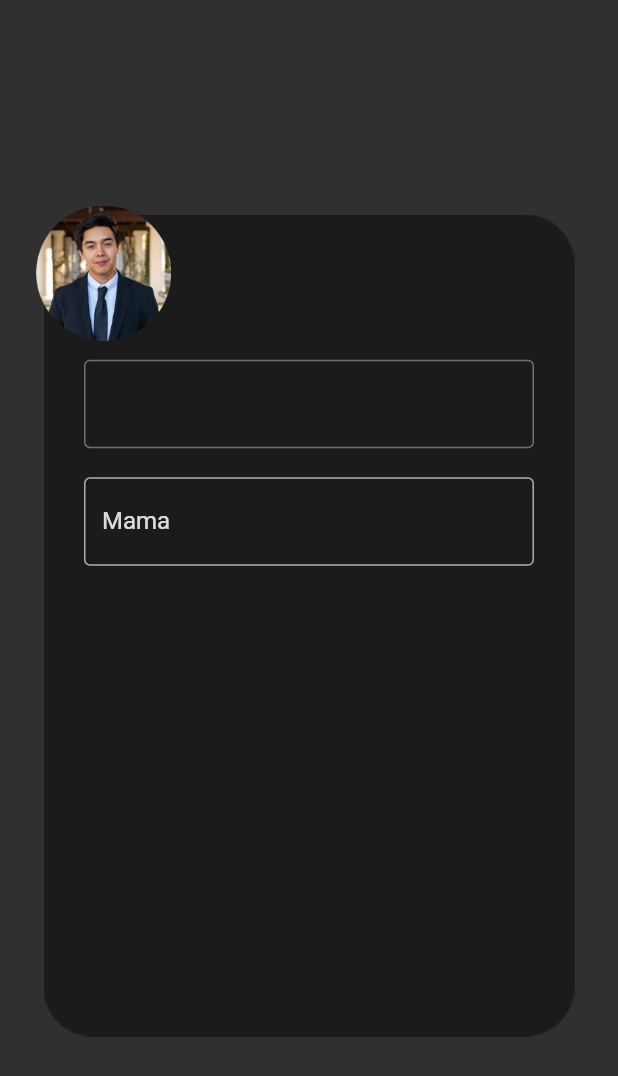
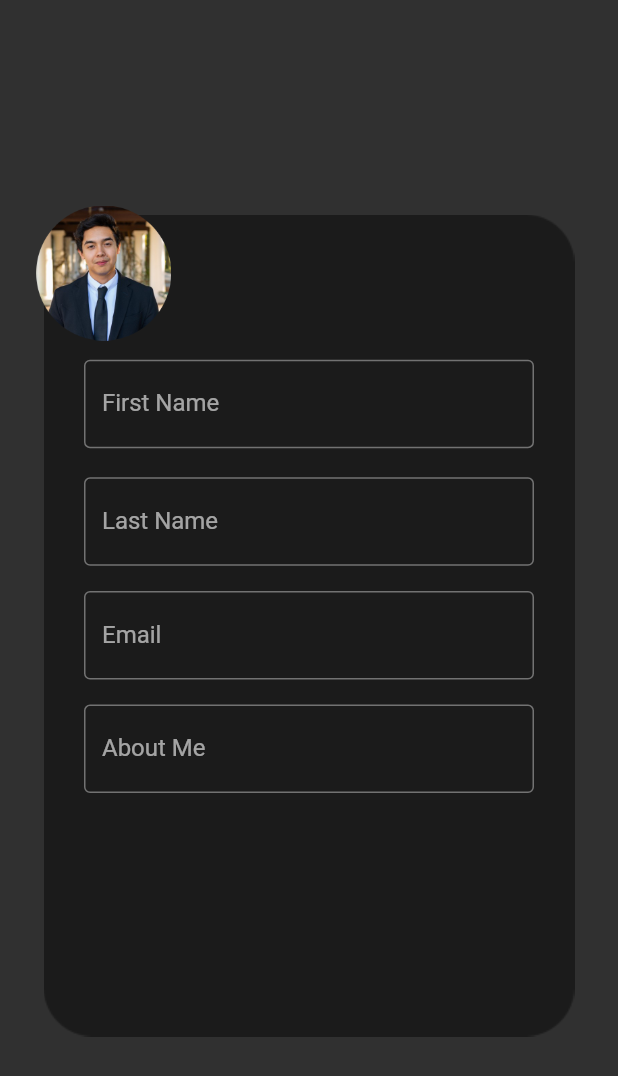
Before and after one commit to pstoebenau/large_project, a Flutter app: the EditAccount screen opened directly, on a phone screen of 412 x 824 dp. Shown: the top 1076 px of the screen. Run offline on Flutter 3.47's test engine with Material 2 defaults, Android fonts, the light colour scheme and no system bars.

Commit message:
Inserted all the fields into the actual edit account page, however I'm stuck on fixing the height of the text box

```diff
--- a/app/lib/edit-account.dart
+++ b/app/lib/edit-account.dart
@@ -1,7 +1,13 @@
 import 'package:flutter/material.dart';
 
-class EditAccount extends StatelessWidget {
-  const EditAccount();
+class EditAccount extends StatefulWidget {
+  @override
+  _EditAccountState createState() => _EditAccountState();
+}
+
+class _EditAccountState extends State<EditAccount> {
+  String fullName = 'Joe Mama'; // Grab from API
+
   @override
   Widget build(BuildContext context) {
     return Scaffold(
@@ -42,11 +48,14 @@ class EditAccount extends StatelessWidget {
                     child: Container(
                       width: 300,
                       child: TextField(
-                        decoration: InputDecoration(
+                        decoration: const InputDecoration(
                           border: OutlineInputBorder(),
-                          // Maybe put old first Name?
-
+                          labelText: 'First Name',
                         ),
+                        autocorrect: false,
+                        onChanged: (String value) {
+                          fullName = value;
+                        },
                       ),
                     ),
                   ),
@@ -57,19 +66,31 @@ class EditAccount extends StatelessWidget {
                       child: TextField(
                         decoration: InputDecoration(
                           border: OutlineInputBorder(),
-                          labelText: 'Mama',
+                          labelText: 'Last Name',
                         ),
                       ),
                     ),
                   ),
                   Align(
-                    alignment: Alignment(0, -.33),
+                    alignment: Alignment(0, -.05),
                     child: Container(
                       width: 300,
                       child: TextField(
                         decoration: InputDecoration(
                           border: OutlineInputBorder(),
-                          labelText: 'Mama',
+                          labelText: 'Email',
+                        ),
+                      ),
+                    ),
+                  ),
+                  Align(
+                    alignment: Alignment(0, .23),
+                    child: Container(
+                      width: 300,
+                      child: TextField(
+                        decoration: InputDecoration(
+                          border: OutlineInputBorder(),
+                          labelText: 'About Me',
                         ),
                       ),
                     ),
```
